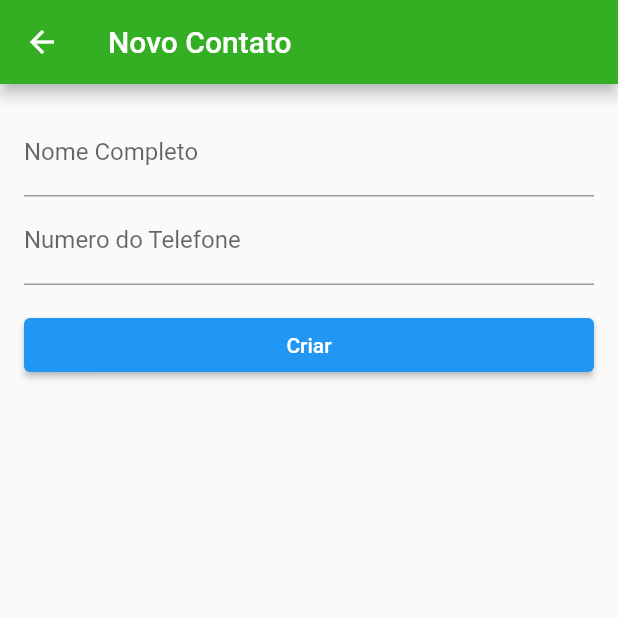
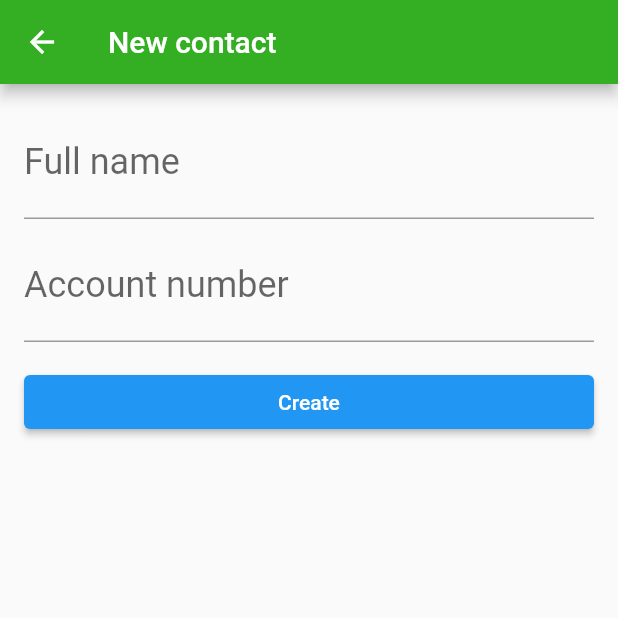
Before and after one commit to henriqdsvlima/flutter_bytebank_persistencia-de-dados, a Flutter app: the ContactsList screen opened directly, after a tap on the "add" icon, on a phone screen of 412 x 824 dp, the top half of it. Run offline on Flutter 3.47's test engine with Material 2 defaults, Android fonts, the phone set to English and light mode, and no system bars; our stand-ins replace sqflite; accounts and stored records are empty.

Commit message:
refatorando o codigo todo e ultimo commit do projeto

```diff
--- a/bytebank/lib/database/app_database.dart
+++ b/bytebank/lib/database/app_database.dart
@@ -1,47 +1,15 @@
+import 'package:bytebank/database/dao/contacts_dao.dart';
 import 'package:path/path.dart';
 import 'package:sqflite/sqflite.dart';
 
-import 'package:bytebank/models/contact.dart';
-
-//que codigo extenso, eu preciso disso pra projetos futuros
-Future<Database> createDatabase() {
-  return getDatabasesPath().then((dbPath) {
-    final String path = join(dbPath, 'bytebank.db');
-    return openDatabase(path, onCreate: (db, version) {
-      //o return aqui serve pra devolver o future pra podermos usar o .then pra pegar o valor do bd
-      db.execute('CREATE TABLE contacts('
-          'id INTEGER PRIMARY KEY,'
-          'name TEXT,'
-          'account INTEGER)');
-    }, version: 1);
-  });
+Future<Database> getDatabase() async {
+  final String path = join(await getDatabasesPath(), 'bytebank.db');
+  return openDatabase(
+    path,
+    onCreate: (db, version) {
+      db.execute(ContactDao.tableSql);
+    },
+    version: 1,
+    // onDowngrade: onDatabaseDowngradeDelete,
+  );
 }
-
-//todas as operações do sqflite vão operar por cima de um future, sempre vai ser uma requisição assincrona
-
-Future<int> save(Contact contact) {
-  return createDatabase().then((db) {
-    final Map<String, dynamic> contactMap = Map();
-    contactMap['name'] = contact.name;
-    contactMap['account'] = contact.account;
-    return db.insert('contacts', contactMap);
-  });
-}
-
-Future<List<Contact>> findAll() {
-  return createDatabase().then((db) {
-    return db.query('contacts').then((maps) {
-      // ignore: deprecated_member_use
-      final List<Contact> contacts = List();
-      for (Map<String, dynamic> map in maps) {
-        final Contact contact = Contact(
-          map['id'],
-          map['name'],
-          map['account'],
-        );
-        contacts.add(contact);
-      }
-      return contacts;
-    });
-  });
-}
--- /dev/null
+++ b/bytebank/lib/database/dao/contacts_dao.dart
@@ -0,0 +1,85 @@
+import 'package:bytebank/database/app_database.dart';
+import 'package:bytebank/models/contact.dart';
+import 'package:sqflite/sqlite_api.dart';
+
+class ContactDao {
+  static const String _tableName = 'contacts';
+  static const String _name = 'name';
+  static const String _id = 'id';
+  static const String _account = 'account';
+  static const String tableSql = 'CREATE TABLE $_tableName('
+      '$_id INTEGER PRIMARY KEY, '
+      '$_name TEXT, '
+      '$_account INTEGER)';
+
+  Future<int> save(Contact contact) async {
+    final Database db = await getDatabase();
+    Map<String, dynamic> contactMap = _toMap(contact);
+    return db.insert(_tableName, contactMap);
+  }
+
+  Map<String, dynamic> _toMap(Contact contact) {
+    final Map<String, dynamic> contactMap = Map();
+    contactMap[_name] = contact.name;
+    contactMap[_account] = contact.account;
+    return contactMap;
+  }
+
+  Future<List<Contact>> findAll() async {
+    final Database db = await getDatabase();
+    final List<Map<String, dynamic>> result = await db.query(_tableName);
+    List<Contact> contacts = _toList(result);
+    return contacts;
+  }
+
+  List<Contact> _toList(List<Map<String, dynamic>> result) {
+    final List<Contact> contacts = [];
+    for (Map<String, dynamic> row in result) {
+      final Contact contact = Contact(
+        row[_id],
+        row[_name],
+        row[_account],
+      );
+      contacts.add(contact);
+    }
+    return contacts;
+  }
+}
+
+//  return openDatabase(
+//       path,
+//       onCreate: (db, version) {
+//         //o return aqui serve pra devolver o future pra podermos usar o .then pra pegar o valor do bd
+//         db.execute('CREATE TABLE contacts('
+//             'id INTEGER PRIMARY KEY,'
+//             'name TEXT,'
+//             'account INTEGER)');
+//       },
+//       version: 1,
+//       //onDowngrade: onDatabaseDowngradeDelete,
+//     );
+//   return getDatabasesPath().then((dbPath) {
+//     final String path = join(dbPath, 'bytebank.db');
+//
+//   });
+// }
+
+//todas as operações do sqflite vão operar por cima de um future, sempre vai ser uma requisição assincrona
+
+//Data Access Object = DAO
+
+// return getDatabase().then((db) {
+//   return db.query('contacts').then((maps) {
+//     // ignore: deprecated_member_use
+//     final List<Contact> contacts = List();
+//     for (Map<String, dynamic> map in maps) {
+//       final Contact contact = Contact(
+//         map['id'],
+//         map['name'],
+//         map['account'],
+//       );
+//       contacts.add(contact);
+//     }
+//     return contacts;
+//   });
+// });
--- a/bytebank/lib/main.dart
+++ b/bytebank/lib/main.dart
@@ -1,14 +1,8 @@
-import 'package:bytebank/database/app_database.dart';
 import 'package:bytebank/screens/dashboard.dart';
 import 'package:flutter/material.dart';
 
-import 'models/contact.dart';
-
 void main() {
   runApp(BytebankApp());
-  save(Contact(0, 'riq', 1001)).then((id) {
-    findAll().then((contacts) => debugPrint(contacts.toString()));
-  });
 }
 
 class BytebankApp extends StatelessWidget {
--- a/bytebank/lib/screens/Contacts_list.dart
+++ b/bytebank/lib/screens/Contacts_list.dart
@@ -1,10 +1,16 @@
-import 'package:bytebank/database/app_database.dart';
+import 'package:bytebank/database/dao/contacts_dao.dart';
 import 'package:bytebank/models/contact.dart';
+import 'package:bytebank/screens/contact_form.dart';
 import 'package:flutter/material.dart';
 
-import 'contact_form.dart';
+class ContactsList extends StatefulWidget {
+  @override
+  _ContactsListState createState() => _ContactsListState();
+}
 
-class ContactsList extends StatelessWidget {
+class _ContactsListState extends State<ContactsList> {
+  final ContactDao _dao = ContactDao();
+
   @override
   Widget build(BuildContext context) {
     return Scaffold(
@@ -13,8 +19,26 @@ class ContactsList extends StatelessWidget {
       ),
       body: FutureBuilder<List<Contact>>(
         initialData: [],
-        future: Future.delayed(Duration(seconds: 1)).then((value) => findAll()),
+        future: _dao.findAll(),
         builder: (context, snapshot) {
+          switch (snapshot.connectionState) {
+            case ConnectionState.none:
+              break;
+            case ConnectionState.waiting:
+              return Center(
+                child: Column(
+                  mainAxisAlignment: MainAxisAlignment.center,
+                  crossAxisAlignment: CrossAxisAlignment.center,
+                  children: <Widget>[
+                    CircularProgressIndicator(),
+                    Text('Loading')
+                  ],
+                ),
+              );
+              break;
+            case ConnectionState.active:
+              break;
+            case ConnectionState.done:
               final List<Contact> contacts = snapshot.data;
               return ListView.builder(
                 itemBuilder: (context, index) {
@@ -23,20 +47,12 @@ class ContactsList extends StatelessWidget {
                 },
                 itemCount: contacts.length,
               );
-          return Center(
-            child: Column(
-              mainAxisAlignment: MainAxisAlignment.center,
-              crossAxisAlignment: CrossAxisAlignment.center,
-              children: [
-                Text('Carregando'),
-                CircularProgressIndicator(),
-              ],
-            ),
-          );
+              break;
+          }
+          return Text('Unknown error');
         },
       ),
       floatingActionButton: FloatingActionButton(
-        child: Icon(Icons.add),
         onPressed: () {
           Navigator.of(context)
               .push(
@@ -45,9 +61,12 @@ class ContactsList extends StatelessWidget {
                 ),
               )
               .then(
-                (newContact) => debugPrint(newContact.toString()),
+                (value) => setState(() {}),
               );
         },
+        child: Icon(
+          Icons.add,
+        ),
       ),
     );
   }
@@ -62,8 +81,19 @@ class _ContactItem extends StatelessWidget {
   Widget build(BuildContext context) {
     return Card(
       child: ListTile(
-      title: Text(contact.name),
-      subtitle: Text(contact.account.toString()),
-    ));
+        title: Text(
+          contact.name,
+          style: TextStyle(
+            fontSize: 24.0,
+          ),
+        ),
+        subtitle: Text(
+          contact.account.toString(),
+          style: TextStyle(
+            fontSize: 16.0,
+          ),
+        ),
+      ),
+    );
   }
 }
--- a/bytebank/lib/screens/Dashboard.dart
+++ b/bytebank/lib/screens/Dashboard.dart
@@ -1,19 +1,14 @@
+import 'package:bytebank/screens/contacts_list.dart';
 import 'package:flutter/material.dart';
-
-import 'contacts_list.dart';
 
 class Dashboard extends StatelessWidget {
   @override
   Widget build(BuildContext context) {
     return Scaffold(
-      backgroundColor: Color(0xfff0f0f5),
       appBar: AppBar(
         title: Text('Dashboard'),
-        backgroundColor: Colors.green[900],
       ),
       body: Column(
-        //CrossAxisAlignment = alinhamento transversal (horizontal)
-        //MainAxisAlignment = alinhamento vertical
         mainAxisAlignment: MainAxisAlignment.spaceBetween,
         crossAxisAlignment: CrossAxisAlignment.start,
         children: <Widget>[
@@ -24,7 +19,7 @@ class Dashboard extends StatelessWidget {
           Padding(
             padding: const EdgeInsets.all(8.0),
             child: Material(
-              color: Colors.green,
+              color: Theme.of(context).primaryColor,
               child: InkWell(
                 onTap: () {
                   Navigator.of(context).push(
@@ -52,7 +47,7 @@ class Dashboard extends StatelessWidget {
                           color: Colors.white,
                           fontSize: 16.0,
                         ),
-                      ),
+                      )
                     ],
                   ),
                 ),
--- a/bytebank/lib/screens/contact_form.dart
+++ b/bytebank/lib/screens/contact_form.dart
@@ -1,8 +1,6 @@
+import 'package:bytebank/database/dao/contacts_dao.dart';
 import 'package:bytebank/models/contact.dart';
 import 'package:flutter/material.dart';
-
-final TextEditingController _nameController = TextEditingController();
-final TextEditingController _accountController = TextEditingController();
 
 class ContactForm extends StatefulWidget {
   @override
@@ -10,11 +8,16 @@ class ContactForm extends StatefulWidget {
 }
 
 class _ContactFormState extends State<ContactForm> {
+  final TextEditingController _nameController = TextEditingController();
+  final TextEditingController _accountNumberController =
+      TextEditingController();
+  final ContactDao _dao = ContactDao();
+
   @override
   Widget build(BuildContext context) {
     return Scaffold(
       appBar: AppBar(
-        title: Text('Novo Contato'),
+        title: Text('New contact'),
       ),
       body: Padding(
         padding: const EdgeInsets.all(16.0),
@@ -23,30 +26,37 @@ class _ContactFormState extends State<ContactForm> {
             TextField(
               controller: _nameController,
               decoration: InputDecoration(
-                labelText: 'Nome Completo',
+                labelText: 'Full name',
+              ),
+              style: TextStyle(
+                fontSize: 24.0,
               ),
             ),
-            TextField(
-              controller: _accountController,
-              decoration: InputDecoration(
-                labelText: 'Numero do Telefone',
+            Padding(
+              padding: const EdgeInsets.only(top: 8.0),
+              child: TextField(
+                controller: _accountNumberController,
+                decoration: InputDecoration(
+                  labelText: 'Account number',
+                ),
+                style: TextStyle(
+                  fontSize: 24.0,
+                ),
+                keyboardType: TextInputType.number,
               ),
-              keyboardType: TextInputType.number,
             ),
             Padding(
               padding: const EdgeInsets.only(top: 16.0),
               child: SizedBox(
                 width: double.maxFinite,
                 child: ElevatedButton(
-                  child: Text(
-                    'Criar',
-                  ),
+                  child: Text('Create'),
                   onPressed: () {
                     final String name = _nameController.text;
-                    final int account = int.tryParse(_accountController.text);
-                    final Contact newContact = Contact(0, name, account);
-
-                    Navigator.pop(context, newContact);
+                    final int accountNumber =
+                        int.tryParse(_accountNumberController.text);
+                    final Contact newContact = Contact(0, name, accountNumber);
+                    _dao.save(newContact).then((id) => Navigator.pop(context));
                   },
                 ),
               ),
```
Lines whose indentation alone changed are shown as unchanged.
